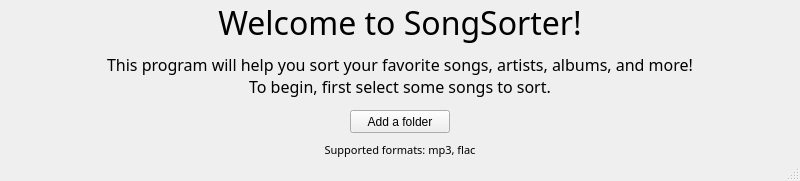
Qt form UI/startupwindow.ui (JustinArnspiger/SongSorter) before a commit.
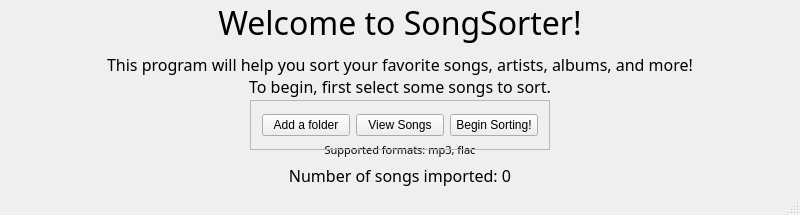
The same form after that commit.

Commit message: Implement Song Importing

What changed in the file:
```diff
--- a/UI/startupwindow.ui
+++ b/UI/startupwindow.ui
@@ -7,7 +7,7 @@
     <x>0</x>
     <y>0</y>
     <width>800</width>
-    <height>181</height>
+    <height>215</height>
    </rect>
   </property>
   <property name="windowTitle">
@@ -96,17 +96,89 @@
      <bool>true</bool>
     </property>
    </widget>
-   <widget class="QPushButton" name="addFolderButton">
+   <widget class="QFrame" name="frame">
     <property name="geometry">
      <rect>
-      <x>350</x>
-      <y>110</y>
-      <width>100</width>
-      <height>23</height>
+      <x>250</x>
+      <y>100</y>
+      <width>300</width>
+      <height>50</height>
      </rect>
+    </property>
+    <property name="sizePolicy">
+     <sizepolicy hsizetype="Preferred" vsizetype="Preferred">
+      <horstretch>0</horstretch>
+      <verstretch>0</verstretch>
+     </sizepolicy>
+    </property>
+    <property name="minimumSize">
+     <size>
+      <width>300</width>
+      <height>50</height>
+     </size>
+    </property>
+    <property name="frameShape">
+     <enum>QFrame::StyledPanel</enum>
+    </property>
+    <property name="frameShadow">
+     <enum>QFrame::Raised</enum>
+    </property>
+    <layout class="QHBoxLayout" name="horizontalLayout">
+     <property name="topMargin">
+      <number>0</number>
+     </property>
+     <property name="bottomMargin">
+      <number>0</number>
+     </property>
+     <item>
+      <widget class="QPushButton" name="addFolderButton">
+       <property name="text">
+        <string>Add a folder</string>
+       </property>
+      </widget>
+     </item>
+     <item>
+      <widget class="QPushButton" name="viewSongListButton">
+       <property name="text">
+        <string>View Songs</string>
+       </property>
+      </widget>
+     </item>
+     <item>
+      <widget class="QPushButton" name="beginSortingButton">
+       <property name="text">
+        <string>Begin Sorting!</string>
+       </property>
+      </widget>
+     </item>
+    </layout>
+   </widget>
+   <widget class="QLabel" name="numSongsLabel">
+    <property name="geometry">
+     <rect>
+      <x>10</x>
+      <y>160</y>
+      <width>780</width>
+      <height>30</height>
+     </rect>
+    </property>
+    <property name="font">
+     <font>
+      <family>Malgun Gothic</family>
+      <pointsize>12</pointsize>
+     </font>
     </property>
     <property name="text">
-     <string>Add a folder</string>
+     <string>Number of songs imported: 0</string>
+    </property>
+    <property name="scaledContents">
+     <bool>false</bool>
+    </property>
+    <property name="alignment">
+     <set>Qt::AlignCenter</set>
+    </property>
+    <property name="wordWrap">
+     <bool>true</bool>
     </property>
    </widget>
   </widget>
```
The commit also changes 273 other files.
